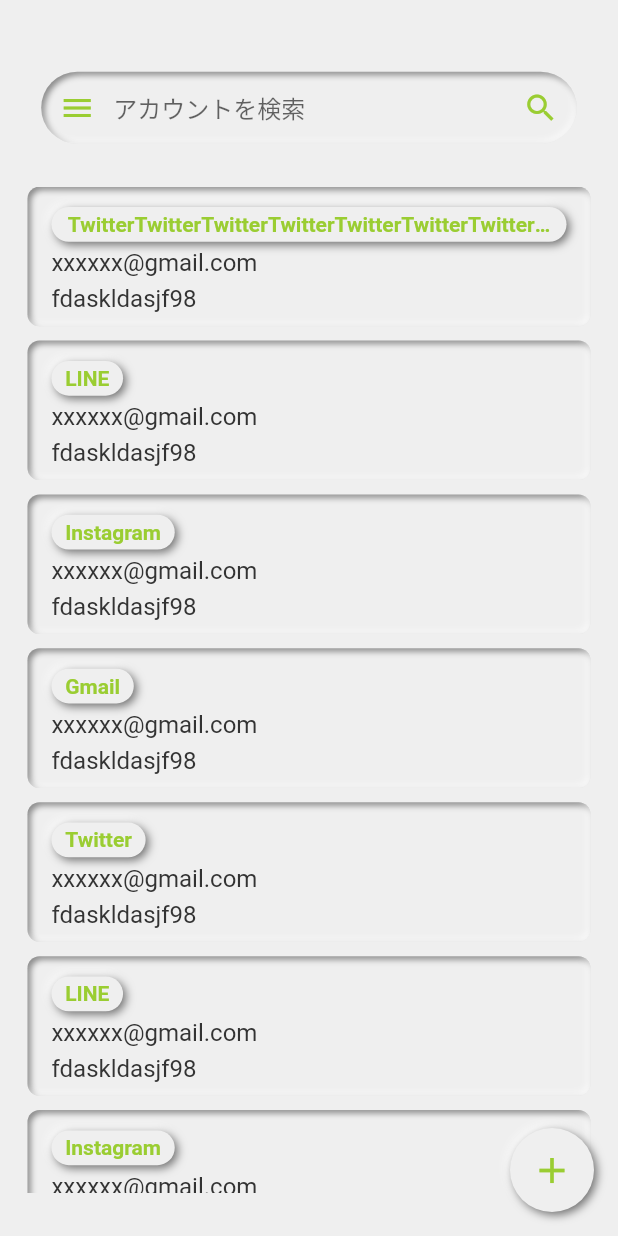
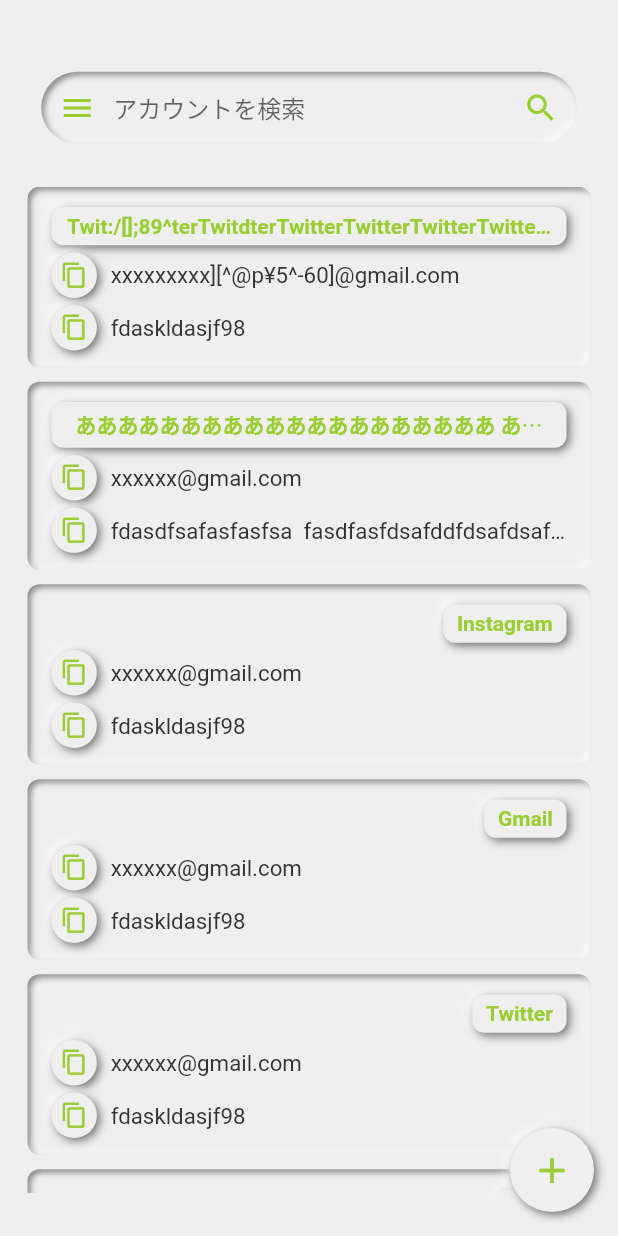
Before and after one commit to nowvilla-physi/account-management-ledger, a Flutter app: the screen it shows after launch, on a phone screen of 412 x 824 dp. Run offline on Flutter 3.47's test engine with Material 2 defaults, Android fonts, the phone set to English and light mode, and no system bars; drawn by our look-alikes of flutter_neumorphic, flutter_slidable; our stand-ins replace flutter_screenutil, freezed_annotation, logger, modal_bottom_sheet; statements that could not run were skipped.

Commit message:
アカウントタイルのレイアウトを修正した。

```diff
--- a/lib/app.dart
+++ b/lib/app.dart
@@ -8,8 +8,8 @@ class App extends StatelessWidget {
   @override
   Widget build(BuildContext context) {
     final data = [
-      Account("TwitterTwitterTwitterTwitterTwitterTwitterTwitterTwitter", "xxxxxx@gmail.com", "fdaskldasjf98"),
-      Account("LINE", "xxxxxx@gmail.com", "fdaskldasjf98"),
+      Account("Twit:/[];89^terTwitdterTwitterTwitterTwitterTwitterTwitterTwitter", "xxxxxxxxx][^@p¥5^-60]@gmail.com", "fdaskldasjf98"),
+      Account("ああああああああああああああああああああ あああ　ああ", "xxxxxx@gmail.com", "fdasdfsafasfasfsa  fasdfasfdsafddfdsafdsafdasfdasfdsasdfda"),
       Account("Instagram", "xxxxxx@gmail.com", "fdaskldasjf98"),
       Account("Gmail", "xxxxxx@gmail.com", "fdaskldasjf98"),
       Account("Twitter", "xxxxxx@gmail.com", "fdaskldasjf98"),
--- a/lib/component/account_tile.dart
+++ b/lib/component/account_tile.dart
@@ -1,3 +1,4 @@
+import 'package:account_management_ledger/model/label_type.dart';
 import 'package:flutter_neumorphic/flutter_neumorphic.dart';
 import 'package:flutter_slidable/flutter_slidable.dart';
 import 'package:flutter_screenutil/flutter_screenutil.dart';
@@ -13,6 +14,7 @@ class AccountTile extends StatefulWidget {
 }
 
 class _AccountTileState extends State<AccountTile> {
+  /// アカウント情報
   late final _account = widget.account;
 
   late final _modal = AppModal(context);
@@ -43,36 +45,33 @@ class _AccountTileState extends State<AccountTile> {
           subtitle: Column(
             crossAxisAlignment: CrossAxisAlignment.start,
             children: <Widget>[
-              NeumorphicButton(
-                style: const NeumorphicStyle(
-                  boxShape: NeumorphicBoxShape.stadium(),
+              Align(
+                alignment: Alignment.centerRight,
+                child: NeumorphicButton(
+                  style: const NeumorphicStyle(),
+                  margin: EdgeInsets.symmetric(vertical: 4.h),
+                  padding: EdgeInsets.symmetric(
+                    horizontal: 8.w,
+                    vertical: 4.h,
                   ),
-                margin: EdgeInsets.symmetric(vertical: 4.h),
-                padding: EdgeInsets.symmetric(horizontal: 8.w, vertical: 3.h),
                   child: Text(
                     _account.service,
                     textAlign: TextAlign.center,
                     style: const TextStyle(
                       color: AppColors.mainColor,
-                    overflow: TextOverflow.ellipsis,
                       fontWeight: FontWeight.bold,
                     ),
+                    overflow: TextOverflow.ellipsis,
                   ),
                   onPressed: () {
                     _modal.showModal(OpenType.edit, _account);
                   },
                 ),
-              Text(
-                _account.id,
-                style: TextStyle(fontSize: 14.sp, color: AppColors.black),
-                overflow: TextOverflow.ellipsis,
               ),
+              AppLabel(label: _account.id, labelType: LabelType.id),
               SizedBox(height: 4.h),
-              Text(
-                _account.password,
-                style: TextStyle(fontSize: 14.sp, color: AppColors.black),
-                overflow: TextOverflow.ellipsis,
-              ),
+              AppLabel(label: _account.password, labelType: LabelType.password),
+              SizedBox(height: 2.h),
             ],
           ),
         ),
--- /dev/null
+++ b/lib/component/app_label.dart
@@ -0,0 +1,62 @@
+import 'package:account_management_ledger/model/label_type.dart';
+import 'package:flutter_neumorphic/flutter_neumorphic.dart';
+import 'package:flutter_screenutil/flutter_screenutil.dart';
+import 'package:account_management_ledger/importer.dart';
+
+class AppLabel extends StatefulWidget {
+  final String label;
+  final LabelType labelType;
+
+  const AppLabel({
+    Key? key,
+    required this.label,
+    required this.labelType,
+  }) : super(key: key);
+
+  @override
+  State<AppLabel> createState() => _AppLabelState();
+}
+
+class _AppLabelState extends State<AppLabel> {
+  /// ラベル
+  late final _label = widget.label;
+
+  /// ラベルタイプ
+  late final _labelType = widget.labelType;
+
+  /// クリップボードにコピーする
+  void _copy() {}
+
+  @override
+  Widget build(BuildContext context) {
+    return Row(
+      children: <Widget>[
+        NeumorphicButton(
+          style: const NeumorphicStyle(
+            boxShape: NeumorphicBoxShape.circle(),
+          ),
+          margin: EdgeInsets.only(right: 8.0.w),
+          padding: const EdgeInsets.all(6.0),
+          child: Icon(
+            Icons.content_copy,
+            color: AppColors.mainColor,
+            size: 16.r,
+          ),
+          onPressed: () {
+            _copy();
+          },
+        ),
+        Expanded(
+          child: Text(
+            _label,
+            style: TextStyle(
+              color: AppColors.black,
+              fontSize: 13.sp,
+            ),
+            overflow: TextOverflow.ellipsis,
+          ),
+        ),
+      ],
+    );
+  }
+}
--- a/lib/importer.dart
+++ b/lib/importer.dart
@@ -1,5 +1,6 @@
 export 'app.dart';
 export 'component/account_tile.dart';
+export 'component/app_label.dart';
 export 'component/empty_container.dart';
 export 'component/neumorphic_button.dart';
 export 'component/neumorphic_search_field.dart';
--- /dev/null
+++ b/lib/model/label_type.dart
@@ -0,0 +1,4 @@
+enum LabelType {
+  id,
+  password,
+}
```
Lines whose indentation alone changed are shown as unchanged.
